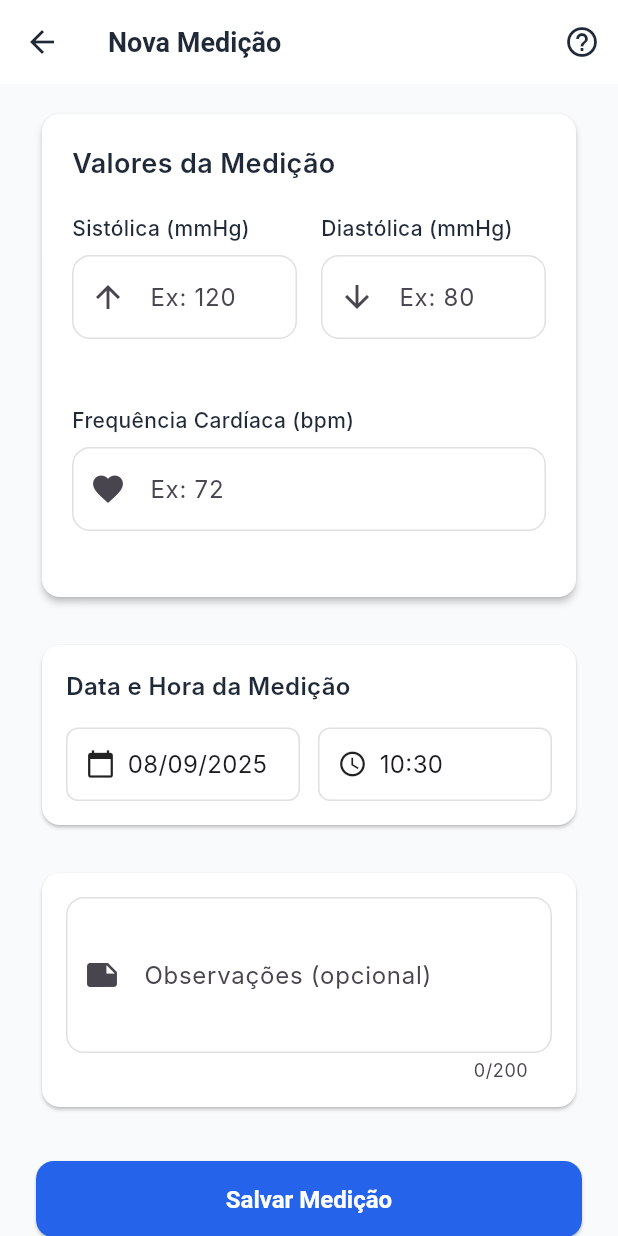
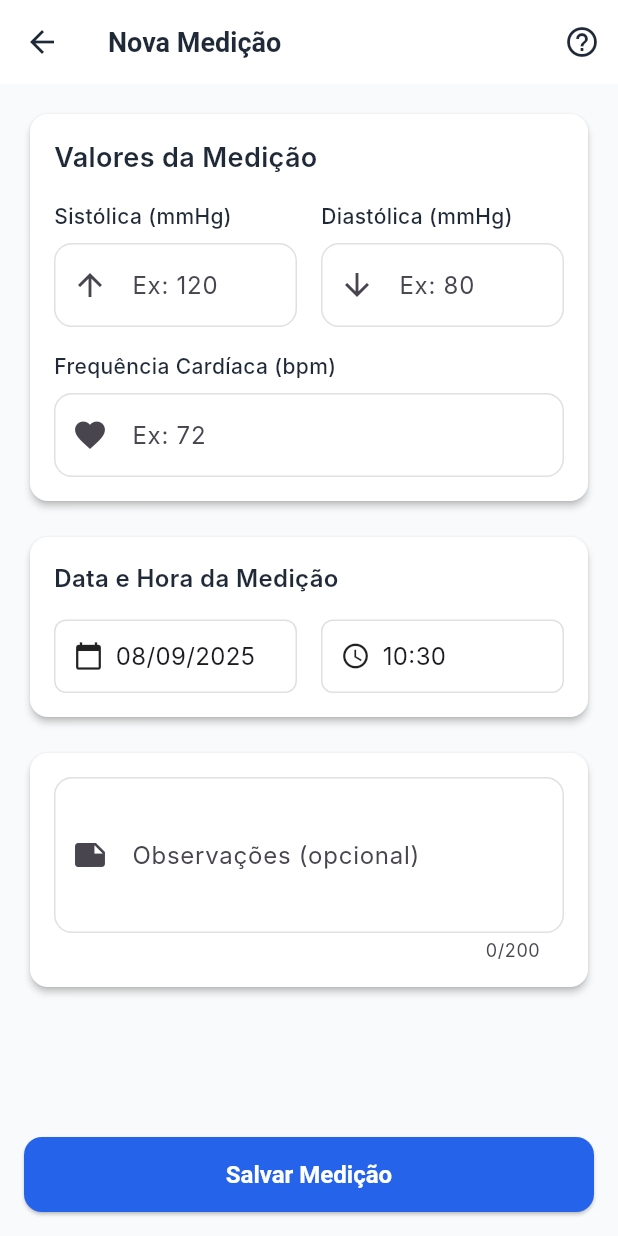
Before and after one commit to PauloRobert/bpmonitor, a Flutter app: the AddMeasurementScreen screen opened directly, on a phone screen of 412 x 824 dp. Run offline on Flutter 3.47's test engine with Material 3 defaults, Android fonts, the phone set to English and light mode, and no system bars; our stand-ins replace flutter_riverpod, shared_preferences, sqflite; accounts and stored records are empty; Roboto replaces fonts that are missing (Inter).

Commit message:
Correção de layout!

```diff
--- a/lib/features/measurements/add_measurement_screen.dart
+++ b/lib/features/measurements/add_measurement_screen.dart
@@ -19,12 +19,10 @@ class AddMeasurementScreen extends StatefulWidget {
 class _AddMeasurementScreenState extends State<AddMeasurementScreen> {
   final _formKey = GlobalKey<FormState>();
   final db = DatabaseService.instance;
-
   final TextEditingController _systolicController = TextEditingController();
   final TextEditingController _diastolicController = TextEditingController();
   final TextEditingController _heartRateController = TextEditingController();
   final TextEditingController _notesController = TextEditingController();
-
   DateTime _selectedDate = DateTime.now();
   TimeOfDay _selectedTime = TimeOfDay.now();
   bool _isLoading = false;
@@ -66,7 +64,6 @@ class _AddMeasurementScreenState extends State<AddMeasurementScreen> {
       firstDate: DateTime.now().subtract(const Duration(days: 365)),
       lastDate: DateTime.now(),
     );
-
     if (picked != null && picked != _selectedDate) {
       setState(() {
         _selectedDate = picked;
@@ -79,7 +76,6 @@ class _AddMeasurementScreenState extends State<AddMeasurementScreen> {
       context: context,
       initialTime: _selectedTime,
     );
-
     if (picked != null && picked != _selectedTime) {
       setState(() {
         _selectedTime = picked;
@@ -134,12 +130,10 @@ class _AddMeasurementScreenState extends State<AddMeasurementScreen> {
     final systolic = int.tryParse(_systolicController.text);
     final diastolic = int.tryParse(_diastolicController.text);
     final heartRate = int.tryParse(_heartRateController.text);
-
     if (systolic != null && diastolic != null) {
       if (systolic <= diastolic) {
         warnings.add('ERRO: A pressão sistólica deve ser maior que a diastólica');
       }
-
       final tempMeasurement = MeasurementModel(
         systolic: systolic,
         diastolic: diastolic,
@@ -155,7 +149,6 @@ class _AddMeasurementScreenState extends State<AddMeasurementScreen> {
   AlertLevel _getAlertLevel() {
     final systolic = int.tryParse(_systolicController.text);
     final diastolic = int.tryParse(_diastolicController.text);
-
     if (systolic != null && diastolic != null) {
       if (systolic <= diastolic) {
         return AlertLevel.critical;
@@ -190,7 +183,6 @@ class _AddMeasurementScreenState extends State<AddMeasurementScreen> {
     if (!_formKey.currentState!.validate()) {
       return;
     }
-
     final alertLevel = _getAlertLevel();
     if (alertLevel == AlertLevel.critical) {
       final shouldContinue = await _showCriticalAlert();
@@ -198,11 +190,9 @@ class _AddMeasurementScreenState extends State<AddMeasurementScreen> {
         return;
       }
     }
-
     setState(() {
       _isLoading = true;
     });
-
     try {
       final measuredAt = DateTime(
         _selectedDate.year,
@@ -211,7 +201,6 @@ class _AddMeasurementScreenState extends State<AddMeasurementScreen> {
         _selectedTime.hour,
         _selectedTime.minute,
       );
-
       final measurement = MeasurementModel(
         id: widget.measurementToEdit?.id,
         systolic: int.parse(_systolicController.text),
@@ -221,7 +210,6 @@ class _AddMeasurementScreenState extends State<AddMeasurementScreen> {
         createdAt: widget.measurementToEdit?.createdAt ?? DateTime.now(),
         notes: _notesController.text.trim().isEmpty ? null : _notesController.text.trim(),
       );
-
       AppConstants.logUserAction(
         widget.measurementToEdit != null ? 'update_measurement' : 'add_measurement',
         {
@@ -231,7 +219,6 @@ class _AddMeasurementScreenState extends State<AddMeasurementScreen> {
           'category': measurement.category,
         },
       );
-
       if (widget.measurementToEdit != null) {
         await db.updateMeasurement(measurement);
         AppConstants.logInfo('Medição atualizada: ${measurement.systolic}/${measurement.diastolic}');
@@ -239,7 +226,6 @@ class _AddMeasurementScreenState extends State<AddMeasurementScreen> {
         await db.insertMeasurement(measurement);
         AppConstants.logInfo('Nova medição salva: ${measurement.systolic}/${measurement.diastolic}');
       }
-
       if (mounted) {
         final isEditing = widget.measurementToEdit != null;
         ScaffoldMessenger.of(context).showSnackBar(
@@ -248,9 +234,7 @@ class _AddMeasurementScreenState extends State<AddMeasurementScreen> {
               children: [
                 const Icon(Icons.check_circle, color: Colors.white),
                 const SizedBox(width: 8),
-                Text(isEditing
-                    ? AppConstants.measurementUpdatedSuccess
-                    : AppConstants.measurementSavedSuccess),
+                Text(isEditing ? AppConstants.measurementUpdatedSuccess : AppConstants.measurementSavedSuccess),
               ],
             ),
             backgroundColor: AppConstants.successColor,
@@ -294,10 +278,10 @@ class _AddMeasurementScreenState extends State<AddMeasurementScreen> {
           children: [
             Icon(Icons.warning, color: AppConstants.criticalColor),
             const SizedBox(width: 8),
-            const Expanded( // Garante que o texto se adapte à largura
+            const Expanded(
               child: Text(
                 'Atenção Médica Urgente',
-                softWrap: true, // Habilita quebra de linha
+                softWrap: true,
               ),
             ),
           ],
@@ -412,39 +396,24 @@ class _AddMeasurementScreenState extends State<AddMeasurementScreen> {
           ),
         ],
       ),
-      body: Form(
+      body: SafeArea(
+        child: Column(
+          children: [
+            Expanded(
+              child: SingleChildScrollView(
+                padding: const EdgeInsets.all(16.0),
+                child: Form(
                   key: _formKey,
-        child: SingleChildScrollView(
-          padding: const EdgeInsets.symmetric(horizontal: 24.0, vertical: 16.0),
                   child: Column(
-            crossAxisAlignment: CrossAxisAlignment.start,
+                    crossAxisAlignment: CrossAxisAlignment.stretch,
                     children: [
-              _buildMeasurementFieldsCard(),
-              const SizedBox(height: 24),
-              _buildDateTimeSection(),
-              const SizedBox(height: 24),
-              _buildNotesField(),
-              if (warnings.isNotEmpty) ...[
-                const SizedBox(height: 24),
-                _buildWarningsCard(warnings, alertLevel),
-              ],
-              const SizedBox(height: 32),
-              _buildSaveButton(),
-            ],
-          ),
-        ),
-      ),
-    );
-  }
-
-  Widget _buildMeasurementFieldsCard() {
-    return Card(
+                      Card(
                         elevation: 2,
                         shape: RoundedRectangleBorder(
                           borderRadius: BorderRadius.circular(AppConstants.borderRadius),
                         ),
                         child: Padding(
-        padding: const EdgeInsets.all(20.0),
+                          padding: const EdgeInsets.all(16.0),
                           child: Column(
                             crossAxisAlignment: CrossAxisAlignment.start,
                             children: [
@@ -456,30 +425,133 @@ class _AddMeasurementScreenState extends State<AddMeasurementScreen> {
                                   color: AppConstants.textPrimary,
                                 ),
                               ),
-            const SizedBox(height: 20),
-            _buildPressureInputs(),
-            const SizedBox(height: 20),
+                              const SizedBox(height: 16),
+                              Row(
+                                children: [
+                                  Expanded(
+                                    child: _buildPressureInput(
+                                      label: 'Sistólica (mmHg)',
+                                      hintText: 'Ex: 120',
+                                      icon: Icons.arrow_upward,
+                                      controller: _systolicController,
+                                      validator: _validateSystolic,
+                                    ),
+                                  ),
+                                  const SizedBox(width: 16),
+                                  Expanded(
+                                    child: _buildPressureInput(
+                                      label: 'Diastólica (mmHg)',
+                                      hintText: 'Ex: 80',
+                                      icon: Icons.arrow_downward,
+                                      controller: _diastolicController,
+                                      validator: _validateDiastolic,
+                                    ),
+                                  ),
+                                ],
+                              ),
+                              const SizedBox(height: 16),
                               _buildHeartRateInput(),
-            if (_systolicController.text.isNotEmpty && _diastolicController.text.isNotEmpty) ...[
-              const SizedBox(height: 16),
+                              if (_systolicController.text.isNotEmpty && _diastolicController.text.isNotEmpty)
                                 _buildClassificationPreview(),
                             ],
+                          ),
+                        ),
+                      ),
+                      const SizedBox(height: 16),
+                      Card(
+                        elevation: 2,
+                        shape: RoundedRectangleBorder(
+                          borderRadius: BorderRadius.circular(AppConstants.borderRadius),
+                        ),
+                        child: Padding(
+                          padding: const EdgeInsets.all(16.0),
+                          child: Column(
+                            crossAxisAlignment: CrossAxisAlignment.start,
+                            children: [
+                              const Text(
+                                'Data e Hora da Medição',
+                                style: TextStyle(
+                                  fontSize: 16,
+                                  fontWeight: FontWeight.w600,
+                                  color: AppConstants.textPrimary,
+                                ),
+                              ),
+                              const SizedBox(height: 16),
+                              Row(
+                                children: [
+                                  Expanded(
+                                    child: _buildDateTimePicker(
+                                      icon: Icons.calendar_today,
+                                      text: '${_selectedDate.day.toString().padLeft(2, '0')}/${_selectedDate.month.toString().padLeft(2, '0')}/${_selectedDate.year}',
+                                      onTap: _selectDate,
+                                    ),
+                                  ),
+                                  const SizedBox(width: 16),
+                                  Expanded(
+                                    child: _buildDateTimePicker(
+                                      icon: Icons.access_time,
+                                      text: '${_selectedTime.hour.toString().padLeft(2, '0')}:${_selectedTime.minute.toString().padLeft(2, '0')}',
+                                      onTap: _selectTime,
+                                    ),
+                                  ),
+                                ],
+                              ),
+                            ],
+                          ),
+                        ),
+                      ),
+                      const SizedBox(height: 16),
+                      Card(
+                        elevation: 2,
+                        shape: RoundedRectangleBorder(
+                          borderRadius: BorderRadius.circular(AppConstants.borderRadius),
+                        ),
+                        child: Padding(
+                          padding: const EdgeInsets.all(16.0),
+                          child: TextFormField(
+                            controller: _notesController,
+                            decoration: const InputDecoration(
+                              labelText: 'Observações (opcional)',
+                              hintText: 'Ex: Após exercício, estresse, medicação...',
+                              border: OutlineInputBorder(),
+                              prefixIcon: Icon(Icons.note),
+                            ),
+                            maxLines: 3,
+                            maxLength: 200,
+                          ),
+                        ),
+                      ),
+                      if (warnings.isNotEmpty) ...[
+                        const SizedBox(height: 16),
+                        _buildWarningsCard(warnings, alertLevel),
+                      ],
+                    ],
+                  ),
+                ),
+              ),
+            ),
+            Padding(
+              padding: const EdgeInsets.all(16.0),
+              child: _buildSaveButton(),
+            ),
           ],
         ),
       ),
     );
   }
 
-  Widget _buildPressureInputs() {
-    return Row(
-      crossAxisAlignment: CrossAxisAlignment.start,
-      children: [
-        Expanded(
-          child: Column(
+  Widget _buildPressureInput({
+    required String label,
+    required String hintText,
+    required IconData icon,
+    required TextEditingController controller,
+    required String? Function(String?) validator,
+  }) {
+    return Column(
       crossAxisAlignment: CrossAxisAlignment.start,
       children: [
         Text(
-                'Sistólica (mmHg)',
+          label,
           style: TextStyle(
             fontSize: 14,
             fontWeight: FontWeight.w500,
@@ -487,14 +559,12 @@ class _AddMeasurementScreenState extends State<AddMeasurementScreen> {
           ),
         ),
         const SizedBox(height: 8),
-              SizedBox(
-                height: 80,
-                child: TextFormField(
-                  controller: _systolicController,
+        TextFormField(
+          controller: controller,
           decoration: InputDecoration(
-                    hintText: 'Ex: 120',
+            hintText: hintText,
             border: const OutlineInputBorder(),
-                    prefixIcon: const Icon(Icons.arrow_upward),
+            prefixIcon: Icon(icon),
             errorMaxLines: 2,
           ),
           keyboardType: TextInputType.number,
@@ -502,46 +572,7 @@ class _AddMeasurementScreenState extends State<AddMeasurementScreen> {
             FilteringTextInputFormatter.digitsOnly,
             LengthLimitingTextInputFormatter(3),
           ],
-                  validator: _validateSystolic,
-                ),
-              ),
-            ],
-          ),
-        ),
-        const SizedBox(width: 16),
-        Expanded(
-          child: Column(
-            crossAxisAlignment: CrossAxisAlignment.start,
-            children: [
-              Text(
-                'Diastólica (mmHg)',
-                style: TextStyle(
-                  fontSize: 14,
-                  fontWeight: FontWeight.w500,
-                  color: AppConstants.textPrimary,
-                ),
-              ),
-              const SizedBox(height: 8),
-              SizedBox(
-                height: 80,
-                child: TextFormField(
-                  controller: _diastolicController,
-                  decoration: InputDecoration(
-                    hintText: 'Ex: 80',
-                    border: const OutlineInputBorder(),
-                    prefixIcon: const Icon(Icons.arrow_downward),
-                    errorMaxLines: 2,
-                  ),
-                  keyboardType: TextInputType.number,
-                  inputFormatters: [
-                    FilteringTextInputFormatter.digitsOnly,
-                    LengthLimitingTextInputFormatter(3),
-                  ],
-                  validator: _validateDiastolic,
-                ),
-              ),
-            ],
-          ),
+          validator: validator,
         ),
       ],
     );
@@ -560,9 +591,7 @@ class _AddMeasurementScreenState extends State<AddMeasurementScreen> {
           ),
         ),
         const SizedBox(height: 8),
-        SizedBox(
-          height: 80,
-          child: TextFormField(
+        TextFormField(
           controller: _heartRateController,
           decoration: InputDecoration(
             hintText: 'Ex: 72',
@@ -577,7 +606,6 @@ class _AddMeasurementScreenState extends State<AddMeasurementScreen> {
           ],
           validator: _validateHeartRate,
         ),
-        ),
       ],
     );
   }
@@ -586,11 +614,9 @@ class _AddMeasurementScreenState extends State<AddMeasurementScreen> {
     final systolic = int.tryParse(_systolicController.text);
     final diastolic = int.tryParse(_diastolicController.text);
     final heartRate = int.tryParse(_heartRateController.text);
-
     if (systolic == null || diastolic == null) {
       return const SizedBox.shrink();
     }
-
     final tempMeasurement = MeasurementModel(
       systolic: systolic,
       diastolic: diastolic,
@@ -598,8 +624,9 @@ class _AddMeasurementScreenState extends State<AddMeasurementScreen> {
       measuredAt: DateTime.now(),
       createdAt: DateTime.now(),
     );
-
-    return Container(
+    return Padding(
+      padding: const EdgeInsets.only(top: 16),
+      child: Container(
         padding: const EdgeInsets.all(12),
         decoration: BoxDecoration(
           color: tempMeasurement.categoryColor.withOpacity(0.1),
@@ -626,34 +653,17 @@ class _AddMeasurementScreenState extends State<AddMeasurementScreen> {
             ),
           ],
         ),
+      ),
     );
   }
 
-  Widget _buildDateTimeSection() {
-    return Card(
-      elevation: 1,
-      shape: RoundedRectangleBorder(
-        borderRadius: BorderRadius.circular(AppConstants.borderRadius),
-      ),
-      child: Padding(
-        padding: const EdgeInsets.all(16.0),
-        child: Column(
-          crossAxisAlignment: CrossAxisAlignment.start,
-          children: [
-            const Text(
-              'Data e Hora da Medição',
-              style: TextStyle(
-                fontSize: 16,
-                fontWeight: FontWeight.w600,
-                color: AppConstants.textPrimary,
-              ),
-            ),
-            const SizedBox(height: 16),
-            Row(
-              children: [
-                Expanded(
-                  child: InkWell(
-                    onTap: _selectDate,
+  Widget _buildDateTimePicker({
+    required IconData icon,
+    required String text,
+    required VoidCallback onTap,
+  }) {
+    return InkWell(
+      onTap: onTap,
       borderRadius: BorderRadius.circular(8),
       child: Container(
         padding: const EdgeInsets.all(12),
@@ -663,67 +673,13 @@ class _AddMeasurementScreenState extends State<AddMeasurementScreen> {
         ),
         child: Row(
           children: [
-                          const Icon(Icons.calendar_today, size: 20),
+            Icon(icon, size: 20),
             const SizedBox(width: 8),
             Text(
-                            '${_selectedDate.day.toString().padLeft(2, '0')}/${_selectedDate.month.toString().padLeft(2, '0')}/${_selectedDate.year}',
+              text,
               style: const TextStyle(fontSize: 16),
             ),
           ],
-                      ),
-                    ),
-                  ),
-                ),
-                const SizedBox(width: 12),
-                Expanded(
-                  child: InkWell(
-                    onTap: _selectTime,
-                    borderRadius: BorderRadius.circular(8),
-                    child: Container(
-                      padding: const EdgeInsets.all(12),
-                      decoration: BoxDecoration(
-                        border: Border.all(color: Colors.grey.shade300),
-                        borderRadius: BorderRadius.circular(8),
-                      ),
-                      child: Row(
-                        children: [
-                          const Icon(Icons.access_time, size: 20),
-                          const SizedBox(width: 8),
-                          Text(
-                            '${_selectedTime.hour.toString().padLeft(2, '0')}:${_selectedTime.minute.toString().padLeft(2, '0')}',
-                            style: const TextStyle(fontSize: 16),
-                          ),
-                        ],
-                      ),
-                    ),
-                  ),
-                ),
-              ],
-            ),
-          ],
-        ),
-      ),
-    );
-  }
-
-  Widget _buildNotesField() {
-    return Card(
-      elevation: 1,
-      shape: RoundedRectangleBorder(
-        borderRadius: BorderRadius.circular(AppConstants.borderRadius),
-      ),
-      child: Padding(
-        padding: const EdgeInsets.all(16.0),
-        child: TextFormField(
-          controller: _notesController,
-          decoration: const InputDecoration(
-            labelText: 'Observações (opcional)',
-            hintText: 'Ex: Após exercício, estresse, medicação...',
-            border: OutlineInputBorder(),
-            prefixIcon: Icon(Icons.note),
-          ),
-          maxLines: 3,
-          maxLength: 200,
         ),
       ),
     );
@@ -734,7 +690,6 @@ class _AddMeasurementScreenState extends State<AddMeasurementScreen> {
     Color borderColor;
     Color textColor;
     IconData icon;
-
     switch (level) {
       case AlertLevel.critical:
         cardColor = AppConstants.criticalColor.withOpacity(0.1);
@@ -766,7 +721,6 @@ class _AddMeasurementScreenState extends State<AddMeasurementScreen> {
         textColor = Colors.blue.shade700;
         icon = Icons.info_outline;
     }
-
     return Card(
       elevation: level == AlertLevel.critical ? 3 : 1,
       color: cardColor,
@@ -794,7 +748,8 @@ class _AddMeasurementScreenState extends State<AddMeasurementScreen> {
               ],
             ),
             const SizedBox(height: 8),
-            ...warnings.map((warning) => Padding(
+            ...warnings.map(
+                  (warning) => Padding(
                 padding: const EdgeInsets.only(top: 4),
                 child: Text(
                   '• $warning',
@@ -804,7 +759,8 @@ class _AddMeasurementScreenState extends State<AddMeasurementScreen> {
                     fontWeight: level == AlertLevel.critical ? FontWeight.w500 : FontWeight.normal,
                   ),
                 ),
-            )),
+              ),
+            ),
             if (level == AlertLevel.critical) ...[
               const SizedBox(height: 12),
               SizedBox(
@@ -840,14 +796,12 @@ class _AddMeasurementScreenState extends State<AddMeasurementScreen> {
 
     return SizedBox(
       width: double.infinity,
+      height: 50,
       child: ElevatedButton(
         onPressed: _isLoading ? null : _saveMeasurement,
         style: ElevatedButton.styleFrom(
-          backgroundColor: alertLevel == AlertLevel.critical
-              ? AppConstants.criticalColor
-              : AppConstants.primaryColor,
+          backgroundColor: alertLevel == AlertLevel.critical ? AppConstants.criticalColor : AppConstants.primaryColor,
           foregroundColor: Colors.white,
-          padding: const EdgeInsets.symmetric(vertical: 16),
           shape: RoundedRectangleBorder(
             borderRadius: BorderRadius.circular(AppConstants.borderRadius),
           ),
@@ -864,10 +818,8 @@ class _AddMeasurementScreenState extends State<AddMeasurementScreen> {
             : Row(
           mainAxisAlignment: MainAxisAlignment.center,
           children: [
-            if (alertLevel == AlertLevel.critical)
-              const Icon(Icons.warning, size: 18),
-            if (alertLevel == AlertLevel.critical)
-              const SizedBox(width: 8),
+            if (alertLevel == AlertLevel.critical) const Icon(Icons.warning, size: 18),
+            if (alertLevel == AlertLevel.critical) const SizedBox(width: 8),
             Text(
               isEditing ? 'Atualizar Medição' : 'Salvar Medição',
               style: const TextStyle(
```
Lines whose indentation alone changed are shown as unchanged.
